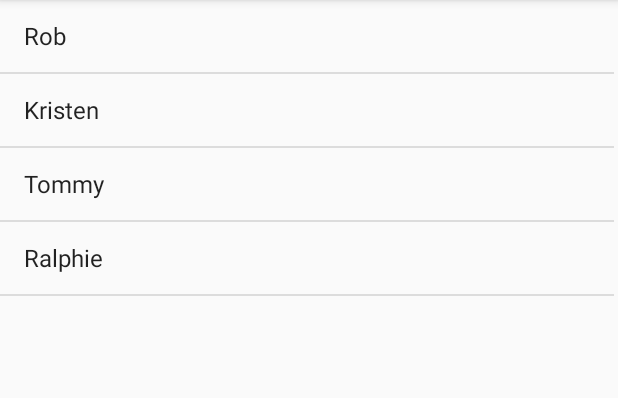
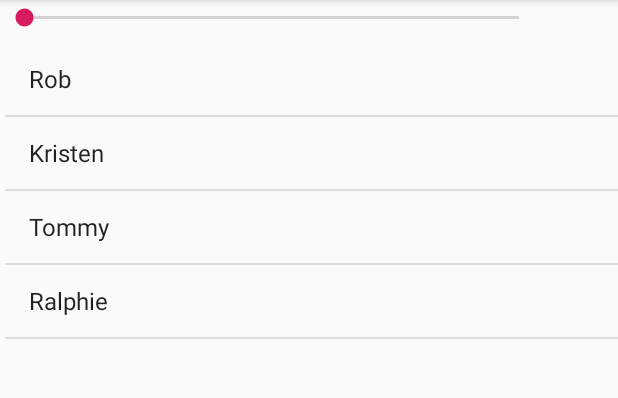
Before and after one commit to MarcinSemkowski/Java_U_Android_Intro, an Android app: the screen it shows after launch (MainActivity), on a phone screen of 412 x 824 dp, the part 84-482 px from its top. Run offline under Robolectric (Android 15) with nearby library versions, the phone set to English and light mode, and no system bars.

Commit message:
layout seekbar with listView

```diff
--- a/app/src/main/res/layout/activity_main.xml
+++ b/app/src/main/res/layout/activity_main.xml
@@ -6,10 +6,24 @@
     android:layout_height="match_parent"
     tools:context=".MainActivity">
 
+    <SeekBar
+        android:id="@+id/seekBar"
+        android:layout_width="362dp"
+        android:layout_height="23dp"
+        tools:layout_editor_absoluteX="16dp"
+        tools:layout_editor_absoluteY="63dp" />
+
     <ListView
         android:id="@+id/myListView"
         android:layout_width="409dp"
-        android:layout_height="844dp"
-        tools:layout_editor_absoluteX="1dp"
-        tools:layout_editor_absoluteY="1dp" />
+        android:layout_height="769dp"
+        android:layout_marginStart="3dp"
+        android:layout_marginTop="36dp"
+        android:layout_marginBottom="1dp"
+        app:layout_constraintBottom_toBottomOf="parent"
+        app:layout_constraintEnd_toEndOf="parent"
+        app:layout_constraintStart_toStartOf="parent"
+        app:layout_constraintTop_toBottomOf="@+id/seekBar" >
+
+    </ListView>
 </androidx.constraintlayout.widget.ConstraintLayout>
```
